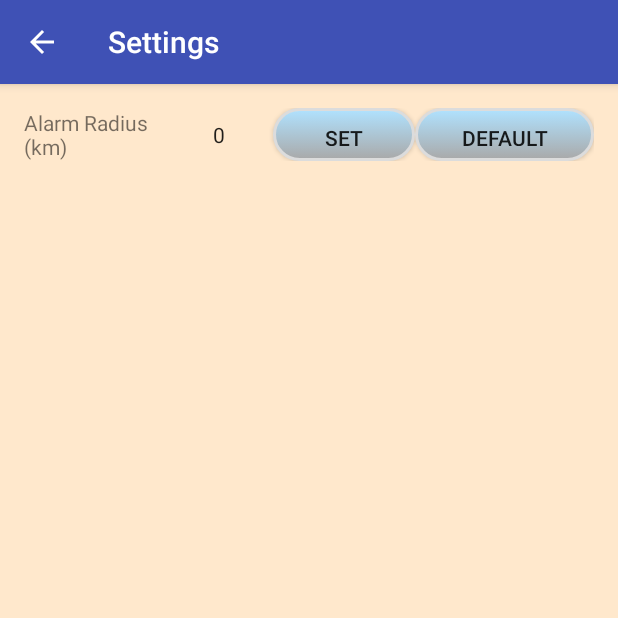
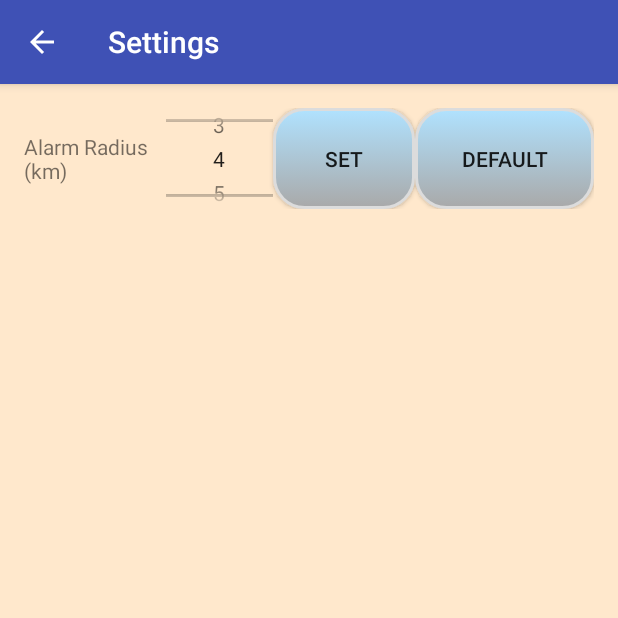
Before and after one commit to brendanwhitebw/stopwatchproject, an Android app: the SettingsActivity screen opened directly, with no data from a screen before it, on a phone screen of 412 x 824 dp, the top half of it. Run offline under Robolectric (Android 15) with nearby library versions, the phone set to English and light mode, and no system bars.

Commit message:
Settings page fixed, number picker working and buttons set radius

```diff
--- a/app/src/main/java/com/eagerbeavers/stopwatch/SettingsActivity.java
+++ b/app/src/main/java/com/eagerbeavers/stopwatch/SettingsActivity.java
@@ -15,7 +15,7 @@ import android.widget.Toast;
 public class SettingsActivity extends AppCompatActivity implements View.OnClickListener {
 
     SharedPreferences prefs;
-
+    NumberPicker radPicker;
     @Override
     protected void onCreate(Bundle savedInstanceState) {
         super.onCreate(savedInstanceState);
@@ -26,8 +26,13 @@ public class SettingsActivity extends AppCompatActivity implements View.OnClickL
         getSupportActionBar().setDisplayHomeAsUpEnabled(true);
 
         Button radSetBtn = (Button) findViewById(R.id.setAlarmRadiusButton);
+        radSetBtn.setOnClickListener(this);
         Button radDefBtn = (Button) findViewById(R.id.setAlarmRadiusDefBtn);
-        NumberPicker radPicker = (NumberPicker) findViewById(R.id.radNumberPicker);
+        radDefBtn.setOnClickListener(this);
+        radPicker = (NumberPicker) findViewById(R.id.radNumberPicker);
+        radPicker.setMaxValue(20);
+        radPicker.setMinValue(1);
+
         prefs = PreferenceManager.getDefaultSharedPreferences(this);
 
         if (prefs.contains("Radius")) {
@@ -46,7 +51,6 @@ public class SettingsActivity extends AppCompatActivity implements View.OnClickL
 
         switch (id) {
             case R.id.setAlarmRadiusButton:
-                NumberPicker radPicker = (NumberPicker) findViewById(R.id.radNumberPicker);
 
                 if (prefs.contains("Radius")) {
                     editor.remove("Radius");
@@ -55,13 +59,14 @@ public class SettingsActivity extends AppCompatActivity implements View.OnClickL
                 editor.putInt("Radius", (1000*radPicker.getValue()));
                 editor.apply();
 
-                Toast.makeText(getApplication(), "Radius changed!", Toast.LENGTH_LONG).show();
+                Toast.makeText(getApplication(), "Radius set!", Toast.LENGTH_LONG).show();
                 break;
             case R.id.setAlarmRadiusDefBtn:
                 if (prefs.contains("Radius")) {
                     editor.remove("Radius");
                     editor.apply();
                 }
+                radPicker.setValue(4);
                 editor.putInt("Radius", 4000);
                 editor.apply();
                 Toast.makeText(getApplication(), "Radius reset to 4 km!", Toast.LENGTH_LONG).show();
--- a/app/src/main/res/layout/content_settings.xml
+++ b/app/src/main/res/layout/content_settings.xml
@@ -22,7 +22,7 @@
         <LinearLayout
             android:orientation="horizontal"
             android:layout_width="match_parent"
-            android:layout_height="wrap_content"
+            android:layout_height="67dp"
             android:layout_alignParentTop="true"
             android:layout_alignParentLeft="true"
             android:layout_alignParentStart="true"
--- a/app/src/main/res/values/strings.xml
+++ b/app/src/main/res/values/strings.xml
@@ -15,4 +15,6 @@
     <string name="stringSettings">Settings</string>
 
     <string name="distanceMeasureBtn">How far?</string>
+    <string name="title_activity_custom_input2">CustomInput2</string>
+    <string name="title_activity_main">MainActivity</string>
 </resources>
```
Also changed, not shown: 1 other file.
